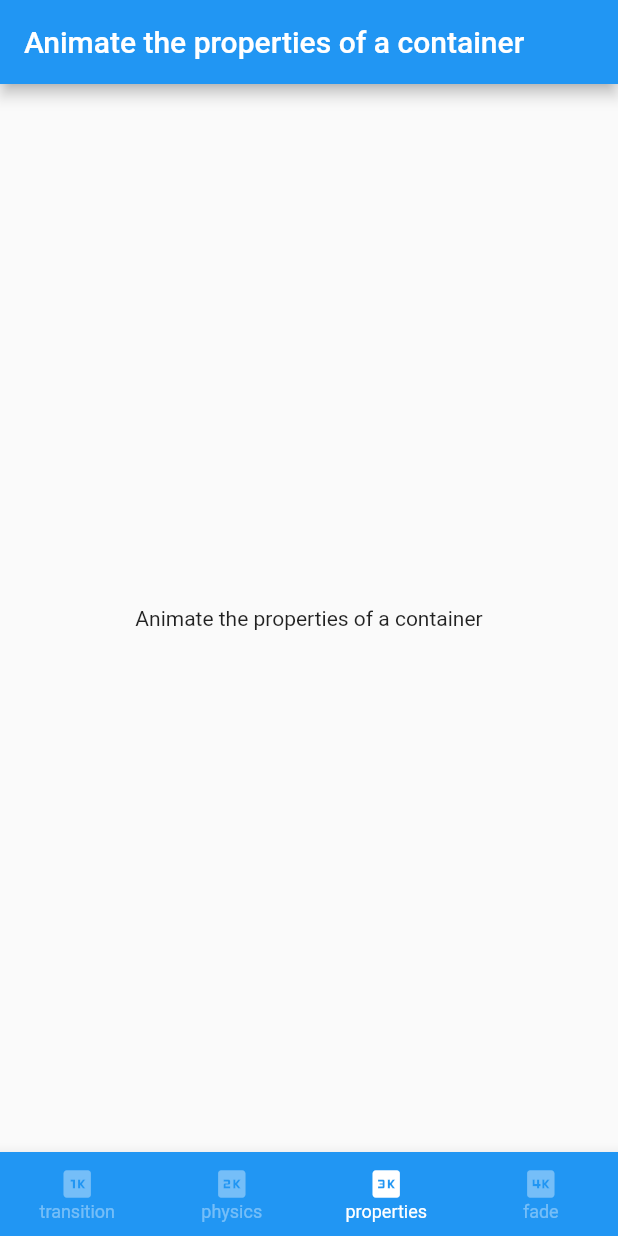
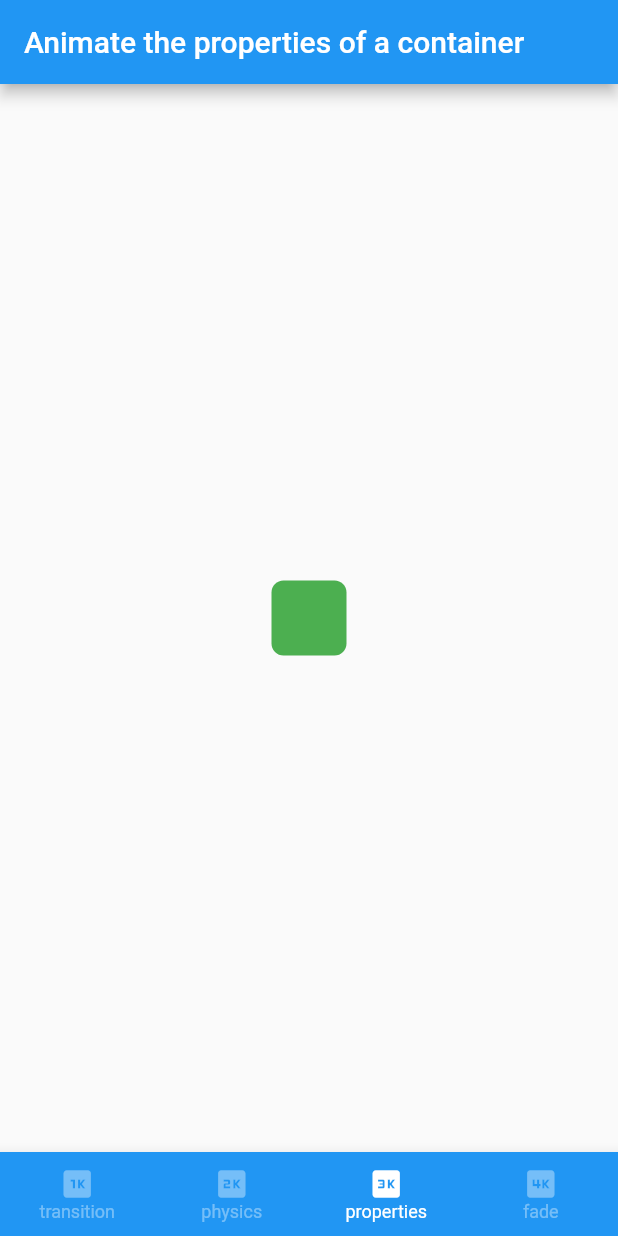
Before and after one commit to Corvus400/my-flutter-cook-book-animation-app, a Flutter app: the screen it shows after launch, item 3 of the bottom bar chosen, on a phone screen of 412 x 824 dp. Run offline on Flutter 3.47's test engine with Material 2 defaults, Android fonts, the phone set to English and light mode, and no system bars.

Commit message:
:recycle: Update AnimatedContainerに置き換え

```diff
--- a/lib/contents/properties_container.dart
+++ b/lib/contents/properties_container.dart
@@ -8,10 +8,24 @@ class PropertiesContainer extends StatefulWidget {
 }
 
 class _PropertiesContainerState extends State<PropertiesContainer> {
+  final double _width = 50;
+  final double _height = 50;
+  final Color _color = Colors.green;
+  final BorderRadiusGeometry _borderRadius = BorderRadius.circular(8);
+
   @override
   Widget build(BuildContext context) {
-    return const Center(
-      child: Text('Animate the properties of a container'),
+    return Center(
+      child: AnimatedContainer(
+        width: _width,
+        height: _height,
+        decoration: BoxDecoration(
+          color: _color,
+          borderRadius: _borderRadius,
+        ),
+        duration: const Duration(seconds: 1),
+        curve: Curves.fastOutSlowIn,
+      ),
     );
   }
 }
```
